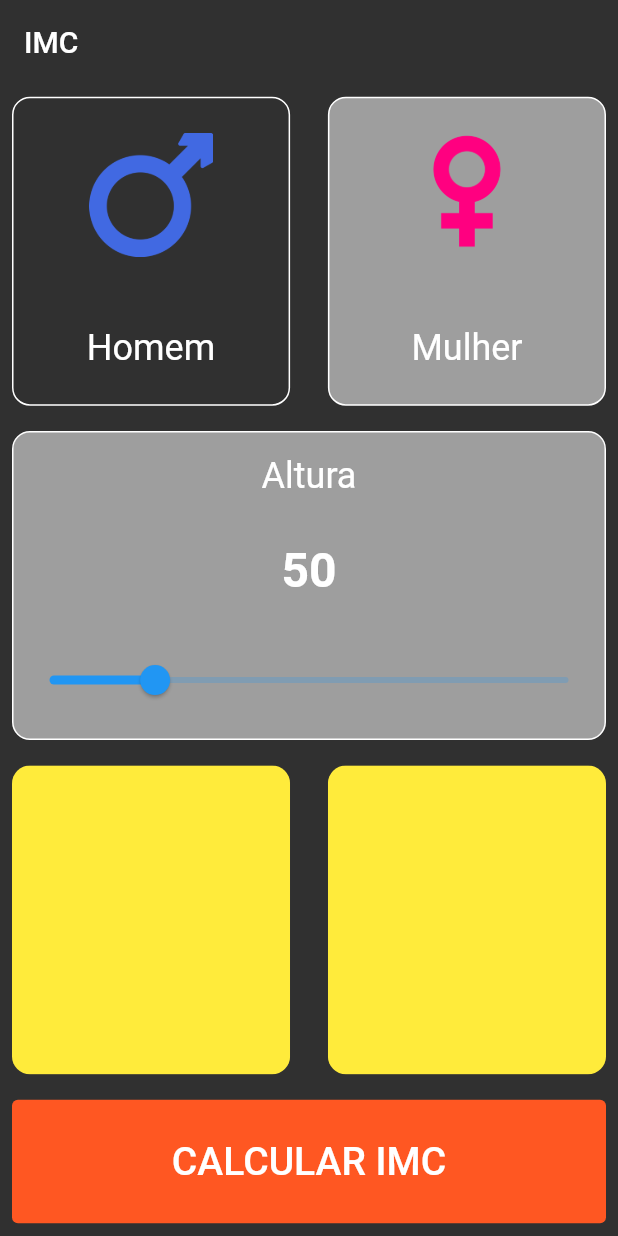
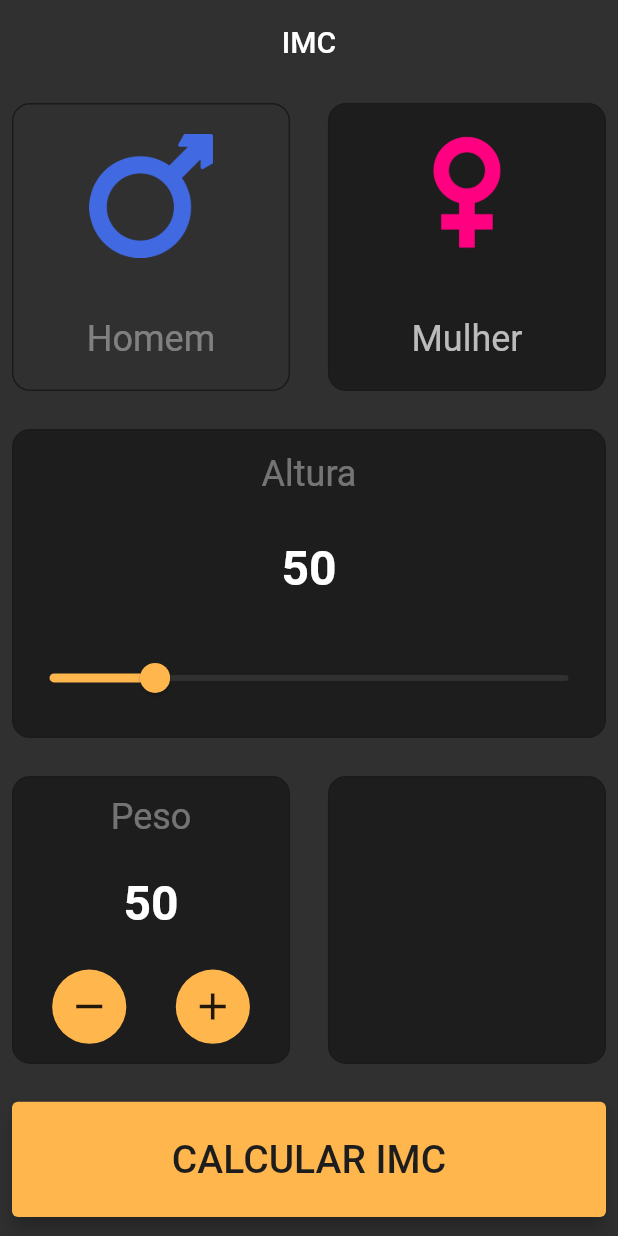
Before and after one commit to robertoalvarezjunior/imc_app, a Flutter app: the screen it shows after launch, on a phone screen of 412 x 824 dp. Run offline on Flutter 3.47's test engine with Material 2 defaults, Android fonts, the phone set to English and light mode, and no system bars.

Commit message:
weight change

```diff
--- /dev/null
+++ b/lib/constants/colors_class.dart
@@ -0,0 +1,14 @@
+import 'package:flutter/material.dart';
+
+class ColorsClass {
+  static Map<String, Color> mainColors = <String, Color>{
+    'containerColor': const Color.fromARGB(255, 29, 29, 29),
+    'containerBorder': const Color.fromARGB(255, 26, 26, 26),
+    'main': Colors.orange[300]!,
+    'mainAcent': const Color.fromARGB(255, 48, 48, 48),
+    'textValueColor': Colors.white,
+    'mainTextColor': Colors.white38,
+    'genreSelectedColor': Colors.white70,
+    'textButton': Colors.black87,
+  };
+}
--- a/lib/constants/constants.dart
+++ b/lib/constants/constants.dart
@@ -1,6 +1,10 @@
 import 'package:flutter/material.dart';
+import 'package:imc_app/constants/colors_class.dart';
 
 BorderRadiusGeometry border = BorderRadius.circular(12);
 
-Color mainColor = Colors.grey;
-Color borderColor = Colors.white;
+TextStyle valueStyle = TextStyle(
+  fontSize: 32,
+  fontWeight: FontWeight.bold,
+  color: ColorsClass.mainColors['textValueColor'],
+);
--- /dev/null
+++ b/lib/controllers/weight_controller.dart
@@ -0,0 +1,7 @@
+import 'package:flutter/cupertino.dart';
+
+class WeightController with ChangeNotifier {
+  final int _weight = 50;
+
+  get weight => _weight;
+}
--- a/lib/main.dart
+++ b/lib/main.dart
@@ -1,6 +1,8 @@
 import 'package:flutter/material.dart';
+import 'package:imc_app/constants/colors_class.dart';
 import 'package:imc_app/controllers/genre_controller.dart';
 import 'package:imc_app/controllers/slider_controller.dart';
+import 'package:imc_app/controllers/weight_controller.dart';
 import 'package:imc_app/screens/home_screen.dart';
 import 'package:provider/provider.dart';
 
@@ -14,6 +16,9 @@ void main() {
         ChangeNotifierProvider(
           create: (context) => SliderControler(),
         ),
+        ChangeNotifierProvider(
+          create: (context) => WeightController(),
+        ),
       ],
       child: const MyApp(),
     ),
@@ -26,19 +31,20 @@ class MyApp extends StatelessWidget {
   @override
   Widget build(BuildContext context) {
     return MaterialApp(
+      debugShowCheckedModeBanner: false,
       theme: ThemeData(
-        textTheme: const TextTheme(
+        textTheme: TextTheme(
           bodyText2: TextStyle(
             fontSize: 24,
-            color: Colors.white,
+            color: ColorsClass.mainColors['mainTextColor'],
           ),
         ),
         primarySwatch: Colors.blue,
         brightness: Brightness.dark,
         elevatedButtonTheme: ElevatedButtonThemeData(
           style: ElevatedButton.styleFrom(
-            backgroundColor: Colors.deepOrange,
-            elevation: 0,
+            backgroundColor: ColorsClass.mainColors['main'],
+            elevation: 5,
           ),
         ),
       ),
--- a/lib/screens/home_screen.dart
+++ b/lib/screens/home_screen.dart
@@ -1,7 +1,9 @@
 import 'package:flutter/material.dart';
 import 'package:imc_app/controllers/genre_controller.dart';
 import 'package:imc_app/controllers/slider_controller.dart';
+import 'package:imc_app/controllers/weight_controller.dart';
 import 'package:imc_app/widgets/age_selector.dart';
+import 'package:imc_app/widgets/appbar.dart';
 import 'package:imc_app/widgets/button_selector.dart';
 import 'package:imc_app/widgets/height_selector.dart';
 import 'package:imc_app/widgets/man_selector.dart';
@@ -13,51 +15,55 @@ class HomeScreen extends StatelessWidget {
   const HomeScreen({super.key});
   @override
   Widget build(BuildContext context) {
-    Size size = MediaQuery.of(context).size;
-    return Consumer2<GenreController, SliderControler>(
-      builder: (context, changenotifier1, changenotifier2, child) => Scaffold(
-        appBar: AppBar(
-          title: const Text('IMC'),
-          elevation: 0,
-          backgroundColor: Colors.transparent,
-        ),
+    double sizeW = MediaQuery.of(context).size.width;
+    double sizeH = MediaQuery.of(context).size.height -
+        appBar.preferredSize.height -
+        MediaQuery.of(context).padding.top;
+    return Scaffold(
+      appBar: appBar,
       body: Padding(
         padding: const EdgeInsets.only(left: 8, right: 8),
         child: Column(
           mainAxisAlignment: MainAxisAlignment.spaceAround,
           children: [
             SizedBox(
-                width: size.width,
-                height: size.height * 0.25,
+              width: sizeW,
+              height: sizeH * 0.25,
+              child: Consumer<GenreController>(
+                builder: (context, genre, child) => Row(
+                  mainAxisAlignment: MainAxisAlignment.spaceBetween,
+                  children: [
+                    ManSelector(genre: genre),
+                    WomanSelector(genre: genre),
+                  ],
+                ),
+              ),
+            ),
+            Consumer<SliderControler>(
+              builder: (context, slider, child) =>
+                  HeightSelector(slider: slider),
+            ),
+            SizedBox(
+              width: sizeW,
+              height: sizeH * 0.25,
               child: Row(
                 mainAxisAlignment: MainAxisAlignment.spaceBetween,
                 children: [
-                    ManSelector(changenotifier1: changenotifier1),
-                    WomanSelector(changenotifier1: changenotifier1),
-                  ],
+                  Consumer<WeightController>(
+                    builder: (context, value, child) => const WeightSelector(),
                   ),
-              ),
-              HeightSelector(changenotifier2: changenotifier2),
-              SizedBox(
-                width: size.width,
-                height: size.height * 0.25,
-                child: Row(
-                  mainAxisAlignment: MainAxisAlignment.spaceBetween,
-                  children: const [
-                    WeightSelector(),
-                    AgeSelector(),
+                  const AgeSelector(),
                 ],
               ),
             ),
             SizedBox(
-                height: size.height * 0.1,
+              height: sizeH * 0.1,
               width: double.infinity,
               child: const ButtonSelector(),
             ),
           ],
         ),
       ),
-      ),
     );
   }
 }
--- a/lib/widgets/age_selector.dart
+++ b/lib/widgets/age_selector.dart
@@ -1,4 +1,6 @@
 import 'package:flutter/material.dart';
+import 'package:imc_app/constants/colors_class.dart';
+import 'package:imc_app/constants/constants.dart';
 
 class AgeSelector extends StatefulWidget {
   const AgeSelector({super.key});
@@ -11,12 +13,13 @@ class _AgeSelectorState extends State<AgeSelector> {
   @override
   Widget build(BuildContext context) {
     Size size = MediaQuery.of(context).size;
-    return ClipRRect(
-      borderRadius: BorderRadius.circular(12),
-      child: Container(
-        width: size.width * 0.45,
-        color: Colors.yellow,
+    return Container(
+      decoration: BoxDecoration(
+        color: ColorsClass.mainColors['containerColor'],
+        borderRadius: border,
+        border: Border.all(color: ColorsClass.mainColors['containerBorder']!),
       ),
+      width: size.width * 0.45,
     );
   }
 }
--- /dev/null
+++ b/lib/widgets/appbar.dart
@@ -0,0 +1,8 @@
+import 'package:flutter/material.dart';
+
+PreferredSizeWidget appBar = AppBar(
+  title: const Text('IMC'),
+  centerTitle: true,
+  elevation: 0,
+  backgroundColor: Colors.transparent,
+);
--- a/lib/widgets/button_selector.dart
+++ b/lib/widgets/button_selector.dart
@@ -1,4 +1,5 @@
 import 'package:flutter/material.dart';
+import 'package:imc_app/constants/colors_class.dart';
 
 class ButtonSelector extends StatefulWidget {
   const ButtonSelector({super.key});
@@ -12,9 +13,12 @@ class _ButtonSelectorState extends State<ButtonSelector> {
   Widget build(BuildContext context) {
     return ElevatedButton(
       onPressed: () {},
-      child: const Text(
+      child: Text(
         'CALCULAR IMC',
-        style: TextStyle(fontSize: 26),
+        style: TextStyle(
+          fontSize: 26,
+          color: ColorsClass.mainColors['containerColor'],
+        ),
       ),
     );
   }
--- a/lib/widgets/height_selector.dart
+++ b/lib/widgets/height_selector.dart
@@ -1,11 +1,12 @@
 import 'package:flutter/material.dart';
+import 'package:imc_app/constants/colors_class.dart';
 import 'package:imc_app/constants/constants.dart';
 import 'package:imc_app/controllers/slider_controller.dart';
 import 'package:provider/provider.dart';
 
 class HeightSelector extends StatelessWidget {
-  const HeightSelector({super.key, required this.changenotifier2});
-  final SliderControler changenotifier2;
+  const HeightSelector({super.key, required this.slider});
+  final SliderControler slider;
 
   @override
   Widget build(BuildContext context) {
@@ -16,9 +17,9 @@ class HeightSelector extends StatelessWidget {
       width: double.infinity,
       height: size.height * 0.25,
       decoration: BoxDecoration(
-        color: mainColor,
+        color: ColorsClass.mainColors['containerColor'],
         borderRadius: border,
-        border: Border.all(color: borderColor),
+        border: Border.all(color: ColorsClass.mainColors['containerBorder']!),
       ),
       child: Column(
         mainAxisAlignment: MainAxisAlignment.spaceAround,
@@ -26,17 +27,16 @@ class HeightSelector extends StatelessWidget {
           const Text('Altura'),
           Text(
             sliderValue.currentSliderValue.round().toString(),
-            style: const TextStyle(
-              fontSize: 32,
-              fontWeight: FontWeight.bold,
-            ),
+            style: valueStyle,
           ),
-          Slider(
+          Slider.adaptive(
+            activeColor: ColorsClass.mainColors['main'],
+            inactiveColor: ColorsClass.mainColors['mainAcent'],
             max: 250,
             divisions: 250,
             label: sliderValue.currentSliderValue.round().toString(),
             value: sliderValue.currentSliderValue,
-            onChanged: (value) => changenotifier2.sliderState(value),
+            onChanged: (value) => slider.sliderState(value),
           )
         ],
       ),
--- a/lib/widgets/man_selector.dart
+++ b/lib/widgets/man_selector.dart
@@ -1,30 +1,30 @@
 import 'package:flutter/material.dart';
+import 'package:imc_app/constants/colors_class.dart';
 import 'package:imc_app/constants/constants.dart';
 import 'package:imc_app/controllers/genre_controller.dart';
 
 class ManSelector extends StatelessWidget {
   const ManSelector({
     super.key,
-    required this.changenotifier1,
+    required this.genre,
   });
-  final GenreController changenotifier1;
+  final GenreController genre;
 
   @override
   Widget build(BuildContext context) {
     Size size = MediaQuery.of(context).size;
     return GestureDetector(
       onTap: () {
-        changenotifier1.isgenreSelected();
+        genre.isgenreSelected();
       },
       child: Container(
         decoration: BoxDecoration(
-          color: changenotifier1.manSelect == true
-              ? mainColor
+          color: genre.manSelect == true
+              ? ColorsClass.mainColors['containerColor']
               : Colors.transparent,
           borderRadius: border,
-          border: Border.all(color: borderColor),
+          border: Border.all(color: ColorsClass.mainColors['containerBorder']!),
         ),
-        height: double.infinity,
         width: size.width * 0.45,
         child: Column(
           mainAxisAlignment: MainAxisAlignment.spaceAround,
@@ -36,7 +36,14 @@ class ManSelector extends StatelessWidget {
                 fit: BoxFit.cover,
               ),
             ),
-            const Text('Homem'),
+            Text(
+              'Homem',
+              style: TextStyle(
+                color: genre.manSelect == true
+                    ? ColorsClass.mainColors['genreSelectedColor']
+                    : ColorsClass.mainColors['mainTextColor'],
+              ),
+            ),
           ],
         ),
       ),
--- a/lib/widgets/weight_selector.dart
+++ b/lib/widgets/weight_selector.dart
@@ -1,23 +1,69 @@
 import 'package:flutter/material.dart';
+import 'package:imc_app/constants/colors_class.dart';
 import 'package:imc_app/constants/constants.dart';
+import 'package:imc_app/controllers/weight_controller.dart';
+import 'package:provider/provider.dart';
 
-class WeightSelector extends StatefulWidget {
+class WeightSelector extends StatelessWidget {
   const WeightSelector({super.key});
 
   @override
-  State<WeightSelector> createState() => _WeightSelectorState();
-}
-
-class _WeightSelectorState extends State<WeightSelector> {
-  @override
   Widget build(BuildContext context) {
+    WeightController weightValue = context.watch<WeightController>();
     Size size = MediaQuery.of(context).size;
-    return ClipRRect(
-      borderRadius: border,
-      child: Container(
-        height: double.infinity,
-        width: size.width * 0.45,
-        color: Colors.yellow,
+    return Container(
+      decoration: BoxDecoration(
+        color: ColorsClass.mainColors['containerColor'],
+        borderRadius: border,
+        border: Border.all(color: ColorsClass.mainColors['containerBorder']!),
+      ),
+      width: size.width * 0.45,
+      child: Column(
+        mainAxisAlignment: MainAxisAlignment.spaceAround,
+        children: [
+          const Text('Peso'),
+          Text(
+            weightValue.weight.toString(),
+            style: valueStyle,
+          ),
+          Row(
+            mainAxisAlignment: MainAxisAlignment.center,
+            children: [
+              Container(
+                decoration: BoxDecoration(
+                  shape: BoxShape.circle,
+                  color: ColorsClass.mainColors['main'],
+                ),
+                height: size.height * 0.06,
+                width: size.width * 0.20,
+                child: InkWell(
+                  onTap: () {},
+                  child: Icon(
+                    Icons.remove,
+                    size: 30,
+                    color: ColorsClass.mainColors['textButton'],
+                  ),
+                ),
+              ),
+              Container(
+                decoration: BoxDecoration(
+                  shape: BoxShape.circle,
+                  color: ColorsClass.mainColors['main'],
+                ),
+                height: size.height * 0.06,
+                width: size.width * 0.20,
+                child: InkWell(
+                  onTap: () {},
+                  child: Icon(
+                    Icons.add,
+                    size: 30,
+                    color: ColorsClass.mainColors['textButton'],
+                  ),
+                ),
+              ),
+            ],
+          ),
+        ],
       ),
     );
   }
--- a/lib/widgets/woman_selector.dart
+++ b/lib/widgets/woman_selector.dart
@@ -1,29 +1,29 @@
 import 'package:flutter/material.dart';
+import 'package:imc_app/constants/colors_class.dart';
 import 'package:imc_app/constants/constants.dart';
 import 'package:imc_app/controllers/genre_controller.dart';
 
 class WomanSelector extends StatelessWidget {
-  const WomanSelector({super.key, required this.changenotifier1});
-  final GenreController changenotifier1;
+  const WomanSelector({super.key, required this.genre});
+  final GenreController genre;
 
   @override
   Widget build(BuildContext context) {
     Size size = MediaQuery.of(context).size;
     return GestureDetector(
       onTap: () {
-        changenotifier1.isgenreSelected();
+        genre.isgenreSelected();
       },
       child: Container(
         decoration: BoxDecoration(
-          color: changenotifier1.womanSelect == true
-              ? mainColor
+          color: genre.womanSelect == true
+              ? ColorsClass.mainColors['containerColor']
               : Colors.transparent,
           borderRadius: border,
           border: Border.all(
-            color: borderColor,
+            color: ColorsClass.mainColors['containerBorder']!,
           ),
         ),
-        height: double.infinity,
         width: size.width * 0.45,
         child: Column(
           mainAxisAlignment: MainAxisAlignment.spaceAround,
@@ -35,7 +35,14 @@ class WomanSelector extends StatelessWidget {
                 fit: BoxFit.cover,
               ),
             ),
-            const Text('Mulher'),
+            Text(
+              'Mulher',
+              style: TextStyle(
+                color: genre.womanSelect == true
+                    ? ColorsClass.mainColors['genreSelectedColor']
+                    : ColorsClass.mainColors['mainTextColor'],
+              ),
+            ),
           ],
         ),
       ),
```
Lines whose indentation alone changed are shown as unchanged.
